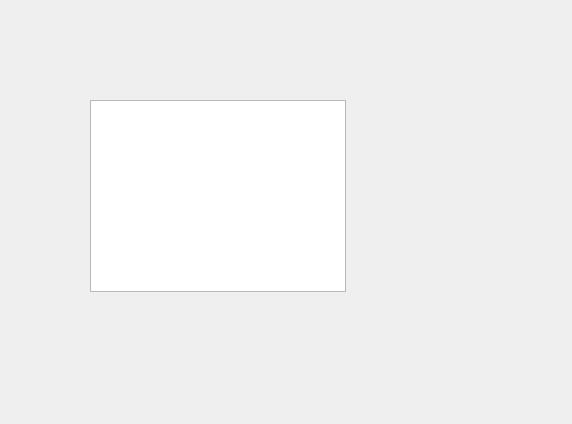
Qt form LAWRENTIAN/LuD/photopoolwindow.ui (pyridine/LAWRENTIAN) before a commit.
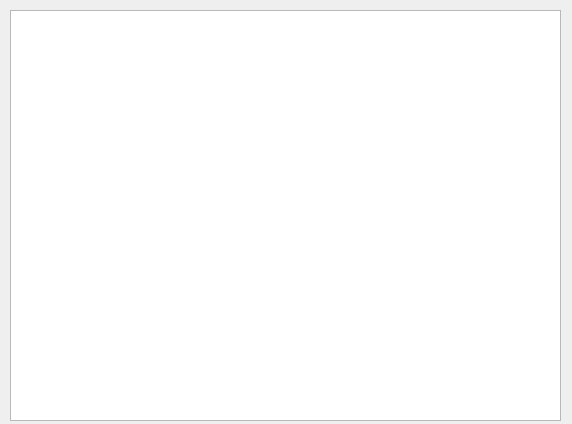
The same form after that commit.

Commit message:
new article workspace window bug fix
I think it's functionally done.

What changed in the file:
```diff
--- a/LAWRENTIAN/LuD/photopoolwindow.ui
+++ b/LAWRENTIAN/LuD/photopoolwindow.ui
@@ -16,10 +16,10 @@
   <widget class="QGraphicsView" name="graphicsView">
    <property name="geometry">
     <rect>
-     <x>90</x>
-     <y>100</y>
-     <width>256</width>
-     <height>192</height>
+     <x>10</x>
+     <y>10</y>
+     <width>551</width>
+     <height>411</height>
     </rect>
    </property>
   </widget>
```
The commit also changes 5 other files.
